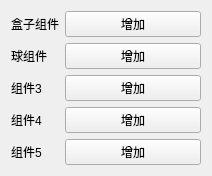
The window that Engine/LkEngineEditor/CustomToolBox/ComponentForm.ui (lvke-neu/DXWithQT) describes before a commit, drawn with Qt 5.
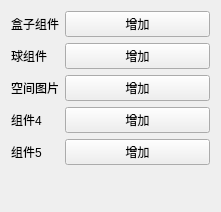
The same window after the commit.

Commit message: 重新设计了一下addcomponent、deleteComponent的交互

Patch:
```diff
--- a/Engine/LkEngineEditor/CustomToolBox/ComponentForm.ui
+++ b/Engine/LkEngineEditor/CustomToolBox/ComponentForm.ui
@@ -6,8 +6,8 @@
    <rect>
     <x>0</x>
     <y>0</y>
-    <width>212</width>
-    <height>166</height>
+    <width>221</width>
+    <height>212</height>
    </rect>
   </property>
   <property name="windowTitle">
@@ -47,7 +47,7 @@
      <item row="2" column="0">
       <widget class="QLabel" name="label_3">
        <property name="text">
-        <string>组件3</string>
+        <string>空间图片</string>
        </property>
       </widget>
      </item>
```
The commit also changes 18 other files.
